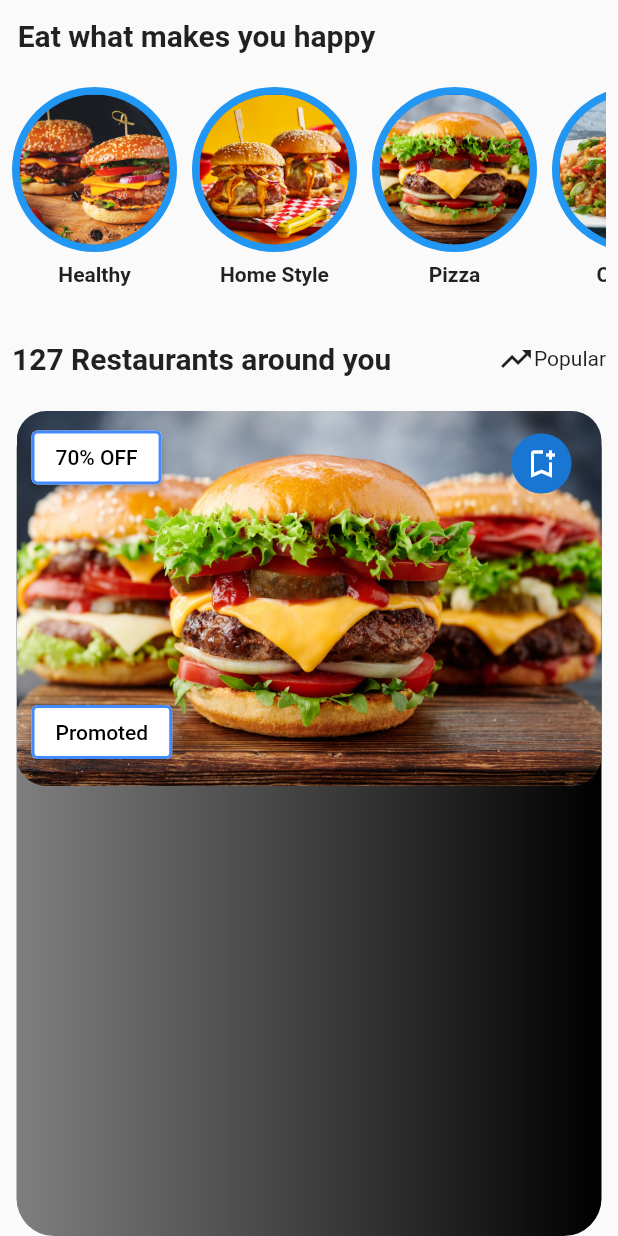
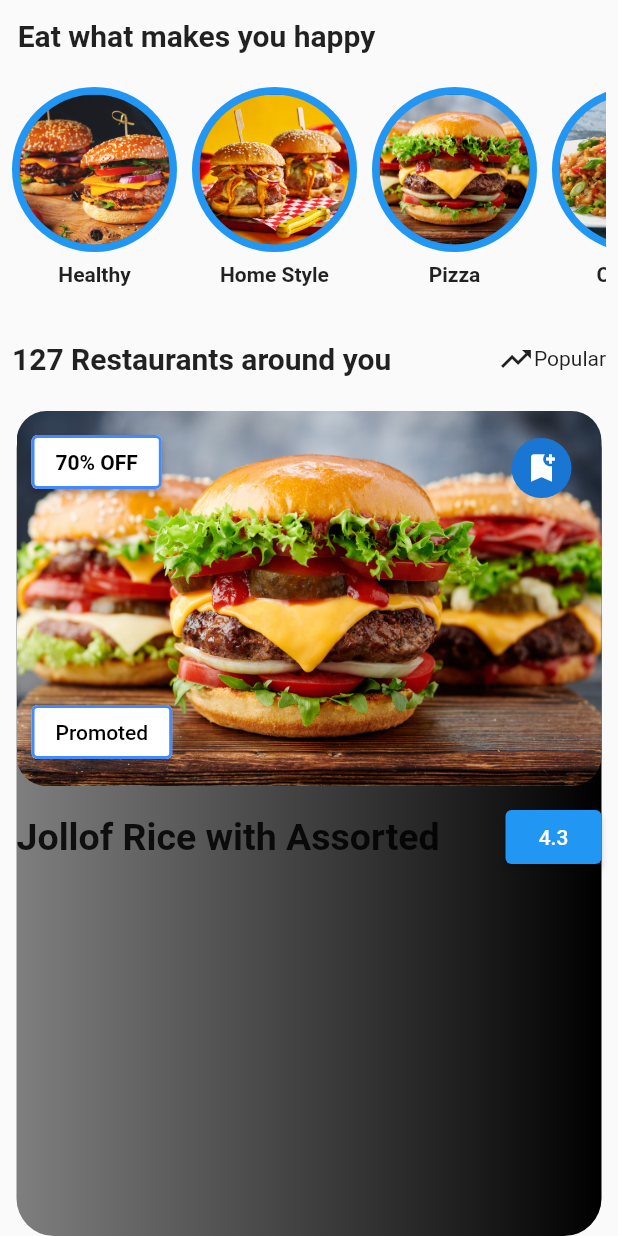
Before and after one commit to OscarNii/foodidols, a Flutter app: the screen it shows after launch, scrolled down 290 dp, on a phone screen of 412 x 824 dp. Run offline on Flutter 3.47's test engine with Material 2 defaults, Android fonts, the light colour scheme and no system bars.

Commit message:
another commit

```diff
--- a/lib/home.dart
+++ b/lib/home.dart
@@ -250,6 +250,8 @@ class MyHomePage extends StatelessWidget {
               SizedBox(height: 15),
               Stack(
                 children: [
+                  Column(
+                    children: [
                       Container(
                         width: 390,
                         height: 550,
@@ -278,8 +280,8 @@ class MyHomePage extends StatelessWidget {
                                   ),
                                 ),
                                 Padding(
-                              padding:
-                                  const EdgeInsets.only(top: 190.0, left: 10),
+                                  padding: const EdgeInsets.only(
+                                      top: 190.0, left: 10),
                                   child: ElevatedButton(
                                     style: ElevatedButton.styleFrom(
                                       primary: Colors.white,
@@ -295,8 +297,8 @@ class MyHomePage extends StatelessWidget {
                                   ),
                                 ),
                                 Padding(
-                              padding:
-                                  const EdgeInsets.only(top: 7.0, left: 10),
+                                  padding: const EdgeInsets.only(
+                                      top: 10.0, left: 10),
                                   child: ElevatedButton(
                                     style: ElevatedButton.styleFrom(
                                       primary: Colors.white,
@@ -307,23 +309,55 @@ class MyHomePage extends StatelessWidget {
                                     onPressed: () {},
                                     child: const Text(
                                       "70% OFF",
-                                  style: TextStyle(color: Colors.black),
+                                      style: TextStyle(
+                                          color: Colors.black,
+                                          fontWeight: FontWeight.bold),
                                     ),
                                   ),
                                 ),
                                 Padding(
-                                padding:
-                                    const EdgeInsets.only(top: 15.0, left: 330),
+                                    padding: const EdgeInsets.only(
+                                        top: 18.0, left: 330),
                                     child: CircleAvatar(
-                                  child: Icon(
-                                    Icons.bookmark_add_outlined,
+                                      child: Icon(Icons.bookmark_add),
+                                    )),
+                              ],
                             ),
-                                )),
+                            SizedBox(height: 10),
+                            Stack(
+                              children: [
+                                Row(
+                                  mainAxisAlignment:
+                                      MainAxisAlignment.spaceBetween,
+                                  children: [
+                                    Text(
+                                      "Jollof Rice with Assorted",
+                                      style: TextStyle(
+                                          fontSize: 25,
+                                          fontWeight: FontWeight.bold),
+                                    ),
+                                    Row(
+                                      children: [
+                                        ElevatedButton(
+                                          onPressed: () {},
+                                          child: Text(
+                                            "4.3",
+                                            style: TextStyle(
+                                              color: Colors.white,
+                                            ),
+                                          ),
+                                        ),
+                                      ],
+                                    )
+                                  ],
+                                )
                               ],
                             ),
                           ],
                         ),
-                  )
+                      ),
+                    ],
+                  ),
                 ],
               ),
             ],
```
Lines whose indentation alone changed are shown as unchanged.
